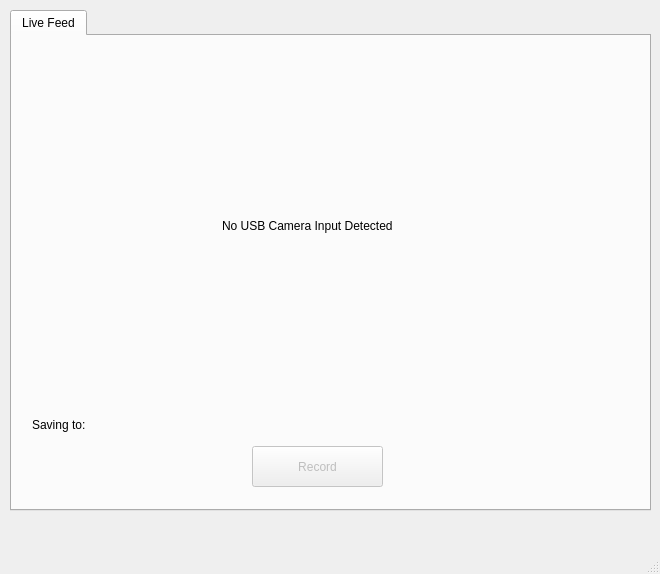
Old version of the form interface.ui in the repository hans-ob1/deep_eye.
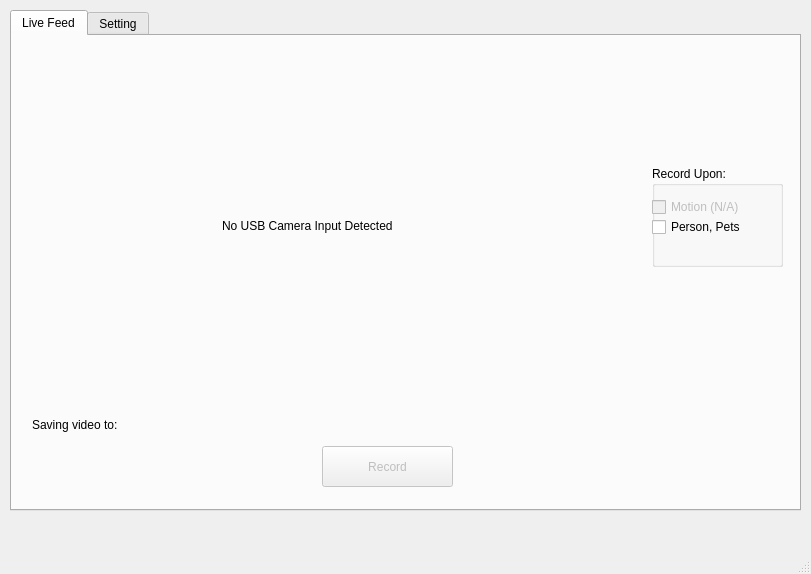
New version of the form.

Patch:
```diff
--- a/interface.ui
+++ b/interface.ui
@@ -6,7 +6,7 @@
    <rect>
     <x>0</x>
     <y>0</y>
-    <width>660</width>
+    <width>811</width>
     <height>574</height>
    </rect>
   </property>
@@ -22,7 +22,7 @@
      <rect>
       <x>10</x>
       <y>10</y>
-      <width>641</width>
+      <width>791</width>
       <height>501</height>
      </rect>
     </property>
@@ -68,7 +68,7 @@
       </property>
       <property name="geometry">
        <rect>
-        <x>240</x>
+        <x>310</x>
         <y>410</y>
         <width>131</width>
         <height>41</height>
@@ -88,9 +88,56 @@
        </rect>
       </property>
       <property name="text">
-       <string>Saving to: </string>
+       <string>Saving video to: </string>
       </property>
      </widget>
+     <widget class="QGroupBox" name="triggerGroup">
+      <property name="geometry">
+       <rect>
+        <x>640</x>
+        <y>130</y>
+        <width>131</width>
+        <height>101</height>
+       </rect>
+      </property>
+      <property name="title">
+       <string>Record Upon:</string>
+      </property>
+      <widget class="QCheckBox" name="motionCheck">
+       <property name="enabled">
+        <bool>false</bool>
+       </property>
+       <property name="geometry">
+        <rect>
+         <x>0</x>
+         <y>30</y>
+         <width>117</width>
+         <height>22</height>
+        </rect>
+       </property>
+       <property name="text">
+        <string>Motion (N/A)</string>
+       </property>
+      </widget>
+      <widget class="QCheckBox" name="subjectCheck">
+       <property name="geometry">
+        <rect>
+         <x>0</x>
+         <y>50</y>
+         <width>131</width>
+         <height>22</height>
+        </rect>
+       </property>
+       <property name="text">
+        <string>Person, Pets</string>
+       </property>
+      </widget>
+     </widget>
+    </widget>
+    <widget class="QWidget" name="tab">
+     <attribute name="title">
+      <string>Setting</string>
+     </attribute>
     </widget>
    </widget>
   </widget>
```
Left out of the diff: 2 changed lines with no effect on the pictures.
